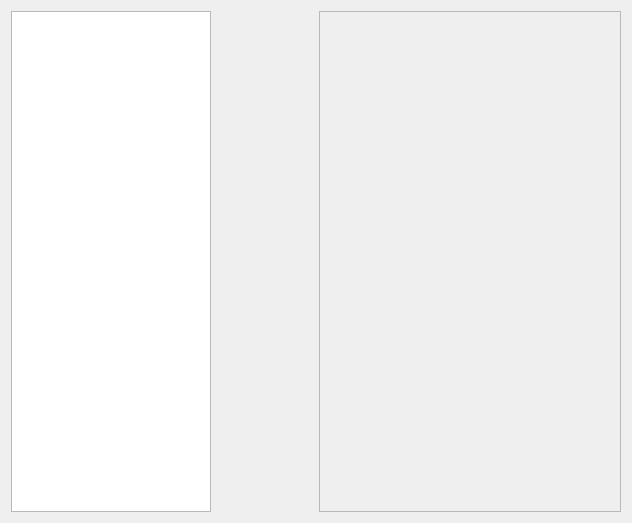
First picture: the form in ui/notes_view.ui, repository zkovari/plotlyst, before the edit.
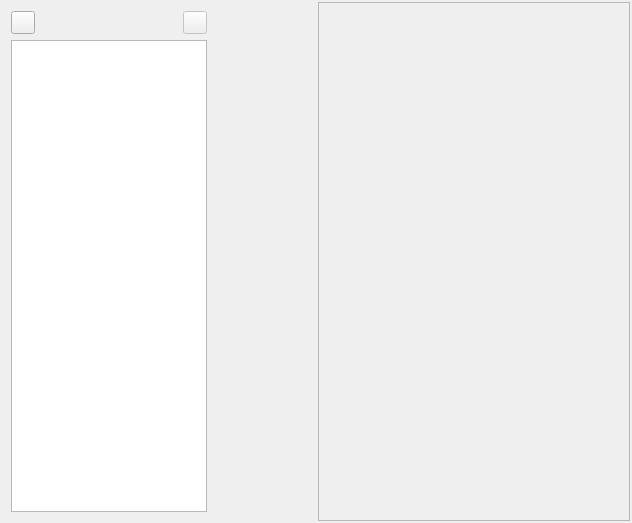
Second picture: the form after the edit. Custom widgets are drawn as their Qt base class.

```diff
--- a/ui/notes_view.ui
+++ b/ui/notes_view.ui
@@ -14,7 +14,74 @@
    <string>Form</string>
   </property>
   <layout class="QHBoxLayout" name="horizontalLayout">
+   <property name="spacing">
+    <number>3</number>
+   </property>
+   <property name="leftMargin">
+    <number>2</number>
+   </property>
+   <property name="topMargin">
+    <number>2</number>
+   </property>
+   <property name="rightMargin">
+    <number>2</number>
+   </property>
+   <property name="bottomMargin">
+    <number>2</number>
+   </property>
    <item alignment="Qt::AlignLeft">
+    <widget class="QWidget" name="wdgDocs" native="true">
+     <property name="maximumSize">
+      <size>
+       <width>210</width>
+       <height>16777215</height>
+      </size>
+     </property>
+     <layout class="QVBoxLayout" name="verticalLayout_3">
+      <property name="rightMargin">
+       <number>5</number>
+      </property>
+      <item>
+       <layout class="QHBoxLayout" name="horizontalLayout_4">
+        <item alignment="Qt::AlignLeft">
+         <widget class="QToolButton" name="btnAdd">
+          <property name="cursor">
+           <cursorShape>PointingHandCursor</cursorShape>
+          </property>
+          <property name="text">
+           <string/>
+          </property>
+         </widget>
+        </item>
+        <item>
+         <spacer name="horizontalSpacer">
+          <property name="orientation">
+           <enum>Qt::Horizontal</enum>
+          </property>
+          <property name="sizeHint" stdset="0">
+           <size>
+            <width>40</width>
+            <height>20</height>
+           </size>
+          </property>
+         </spacer>
+        </item>
+        <item alignment="Qt::AlignRight">
+         <widget class="QToolButton" name="btnRemove">
+          <property name="enabled">
+           <bool>false</bool>
+          </property>
+          <property name="cursor">
+           <cursorShape>PointingHandCursor</cursorShape>
+          </property>
+          <property name="text">
+           <string/>
+          </property>
+         </widget>
+        </item>
+       </layout>
+      </item>
+      <item>
     <widget class="ActionBasedTreeView" name="treeDocuments">
      <property name="maximumSize">
       <size>
@@ -34,6 +101,9 @@
      <attribute name="headerStretchLastSection">
       <bool>false</bool>
      </attribute>
+       </widget>
+      </item>
+     </layout>
     </widget>
    </item>
    <item>
```
Lines whose indentation alone changed are shown as unchanged.
